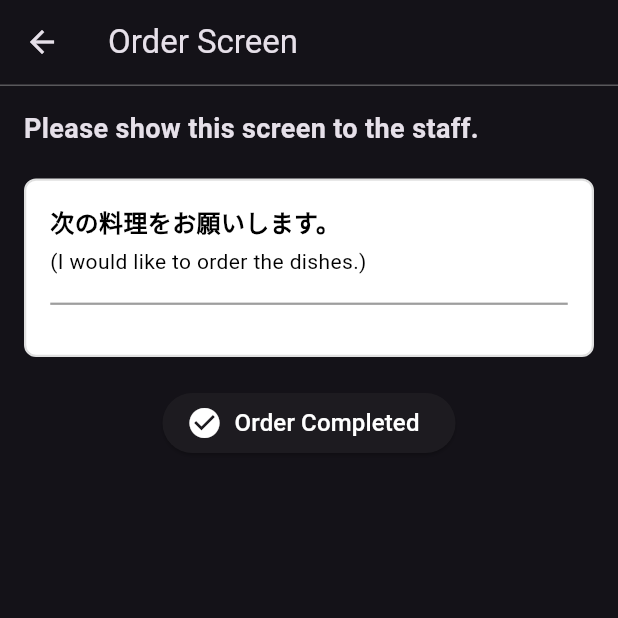
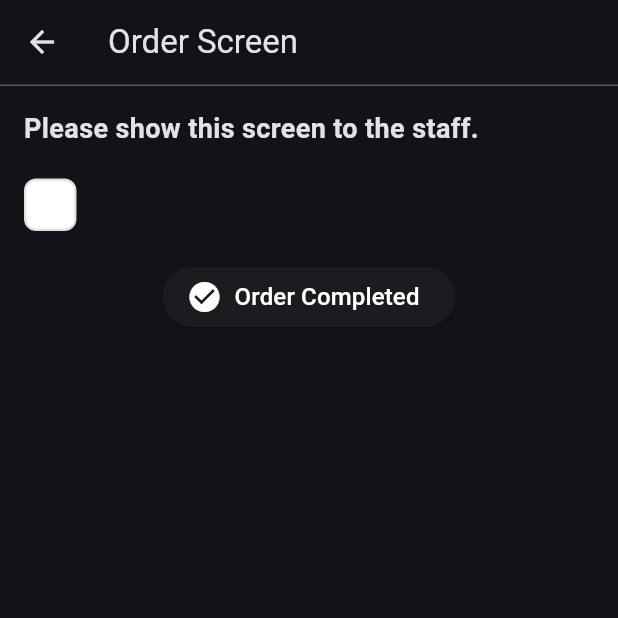
Before and after one commit to kanda9685/SoftwareHackathon, a Flutter app: the OrderScreen screen opened directly with empty values, on a phone screen of 412 x 824 dp, the top half of it. Run offline on Flutter 3.47's test engine with Material 3 defaults, Android fonts, the phone set to English and light mode, and no system bars; drawn by our look-alikes of auto_size_text; our stand-ins replace cached_network_image, camera, geolocator, image_picker, shared_preferences; accounts and stored records are empty.

Commit message:
delete order_phrase

```diff
--- a/menu_app/lib/screens/order_screen.dart
+++ b/menu_app/lib/screens/order_screen.dart
@@ -14,14 +14,6 @@ class OrderScreen extends StatelessWidget {
   final List<MenuItem> selectedItems;
 
   const OrderScreen({Key? key, required this.selectedItems}) : super(key: key);
-
-  Future<void> _saveOrderHistory() async {
-    final prefs = await SharedPreferences.getInstance();
-    List<String> orderHistory = prefs.getStringList('orderHistory') ?? [];
-    String newOrder = jsonEncode(selectedItems.map((item) => item.toJson()).toList());
-    orderHistory.add(newOrder);
-    await prefs.setStringList('orderHistory', orderHistory);
-  }
 
   @override
   Widget build(BuildContext context) {
@@ -61,24 +53,6 @@ class OrderScreen extends StatelessWidget {
               child: Column(
                 crossAxisAlignment: CrossAxisAlignment.start,
                 children: [
-                  // メニューの前のメッセージ（日本語と英語を併記）
-                  Text(
-                    '次の料理をお願いします。',
-                    style: TextStyle(fontSize: 16, fontWeight: FontWeight.bold, color: Colors.black),
-                    textAlign: TextAlign.center,
-                  ),
-                  const SizedBox(height: 5),
-                  AutoSizeText(
-                    languageProvider.getLocalizedString('I_would_like_to_order_the_dishes.'), // Localized string
-                    style: TextStyle(fontSize: 14, color: Colors.black),
-                    textAlign: TextAlign.center,
-                  ),
-                  const SizedBox(height: 10),
-                  const Divider(
-                    color: Colors.grey,
-                    thickness: 1.5,
-                  ),
-                  const SizedBox(height: 10),
                   // メニューリストの表示（英語と日本語を併記）
                   ...selectedItems.map((item) => Padding(
                     padding: const EdgeInsets.symmetric(vertical: 4.0),
@@ -119,7 +93,6 @@ class OrderScreen extends StatelessWidget {
             Center(
               child: ElevatedButton.icon(
                 onPressed: () async {
-                  await _saveOrderHistory();  // Save order history
 
                   Provider.of<MenuItemsProvider>(context, listen: false).resetQuantities();
 
@@ -130,7 +103,7 @@ class OrderScreen extends StatelessWidget {
                     MaterialPageRoute(
                       builder: (context) => MyHomePage(
                         camera: Provider.of<CameraProvider>(context).camera,
-                        selectedIndex: 2,
+                        selectedIndex: 1,
                       ),
                     ),
                   );
```
